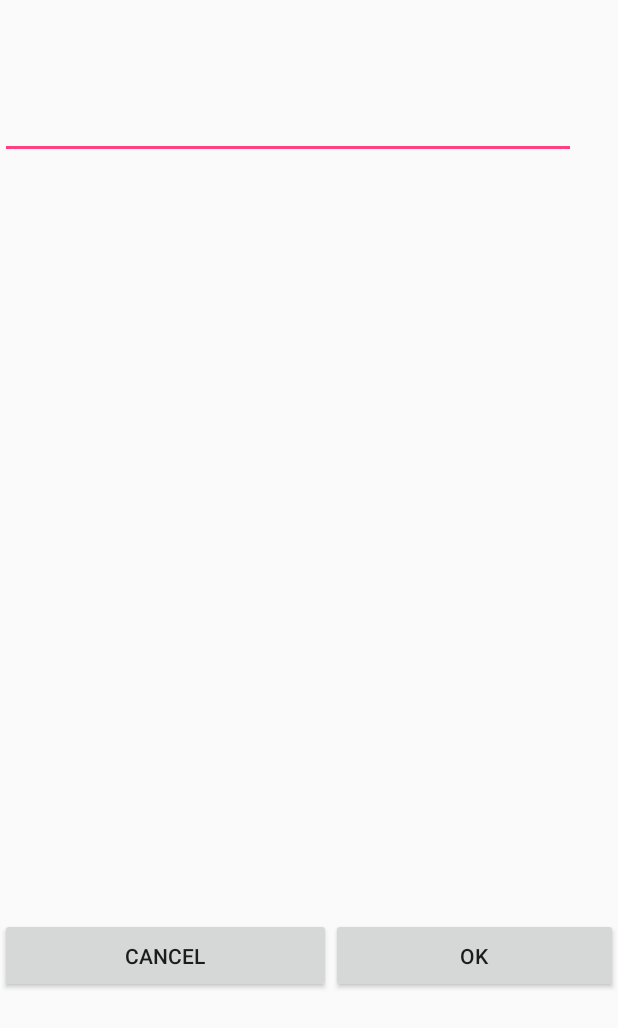
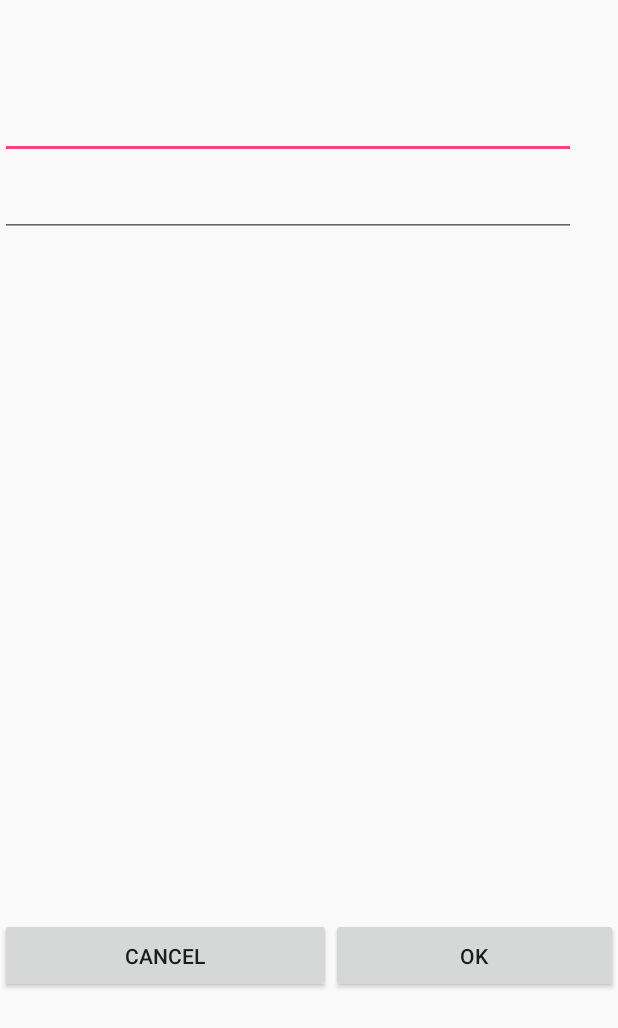
Before and after one commit to VanZandtr/CSE216-Reddit-Project, an Android app: the layout content_create_message.xml on its own in the app's theme, with its tools: preview values and no code run, on a phone screen of 412 x 824 dp. Shown: the top 1028 px of the screen. Run offline under Robolectric (Android 15) with nearby library versions, the phone set to English and light mode, and no system bars; network calls fail.

Commit message:
finished basic functionality..... users can now create messages, view them, and upvote....

```diff
--- a/android/app/build.gradle
+++ b/android/app/build.gradle
@@ -27,4 +27,7 @@ dependencies {
     androidTestImplementation 'com.android.support.test:runner:1.0.2'
     androidTestImplementation 'com.android.support.test.espresso:espresso-core:3.0.2'
     implementation 'com.android.volley:volley:1.0.0'
+    implementation 'com.fasterxml.jackson.core:jackson-core:2.5.3'
+    implementation 'com.fasterxml.jackson.core:jackson-annotations:2.5.3'
+    implementation 'com.fasterxml.jackson.core:jackson-databind:2.5.3'
 }
--- a/android/app/src/main/java/edu/lehigh/cse216/buzzboys/MainActivity.java
+++ b/android/app/src/main/java/edu/lehigh/cse216/buzzboys/MainActivity.java
@@ -44,6 +44,7 @@ public class MainActivity extends AppCompatActivity {
         setSupportActionBar(toolbar);
 
         RecyclerView rv = (RecyclerView) findViewById(R.id.message_list_view);
+
         rv.setLayoutManager(new LinearLayoutManager(this));
         ItemListAdapter adapter = new ItemListAdapter(this, messages);
         rv.setAdapter(adapter);
@@ -92,6 +93,8 @@ public class MainActivity extends AppCompatActivity {
             return;
         }
         Log.d("TheBuzz", "Successfully parsed Messages");
+        RecyclerView rv = (RecyclerView) findViewById(R.id.message_list_view);
+        rv.getAdapter().notifyDataSetChanged();
     }
 
     @Override
--- a/android/app/src/main/java/edu/lehigh/cse216/buzzboys/VolleySingleton.java
+++ b/android/app/src/main/java/edu/lehigh/cse216/buzzboys/VolleySingleton.java
@@ -16,7 +16,7 @@ import edu.lehigh.cse216.buzzboys.Data.Message;
  */
 public class VolleySingleton {
 
-    public final static boolean OFFLINE = true;
+    public final static boolean OFFLINE = false;
 
     private final static String baseUrl = "https://buzzboys.herokuapp.com";
     public final static String usersUrl = baseUrl + "/users";
--- a/android/app/src/main/res/layout/content_create_message.xml
+++ b/android/app/src/main/res/layout/content_create_message.xml
@@ -19,8 +19,9 @@
             tools:layout_editor_absoluteY="8dp"
             tools:layout_editor_absoluteX="0dp" />
 
+
         <EditText
-            android:id="@+id/editText"
+            android:id="@+id/create_message_subject_box"
             android:layout_width="384dp"
             android:layout_height="52dp"
             android:ems="10"
@@ -29,6 +30,20 @@
             tools:layout_editor_absoluteY="62dp"
             tools:layout_editor_absoluteX="0dp"
             android:layout_below="@+id/specialMessage"
+            android:layout_alignParentLeft="true"
+            android:layout_alignParentStart="true" />
+
+
+        <EditText
+            android:id="@+id/create_message_object_box"
+            android:layout_width="384dp"
+            android:layout_height="52dp"
+            android:ems="10"
+            android:inputType="textPersonName"
+            android:text=""
+            tools:layout_editor_absoluteY="62dp"
+            tools:layout_editor_absoluteX="0dp"
+            android:layout_below="@+id/create_message_subject_box"
             android:layout_alignParentLeft="true"
             android:layout_alignParentStart="true" />
 
```
Also changed, not shown: android/app/src/main/java/edu/lehigh/cse216/buzzboys/CreateMessageActivity.java (+58 -12 lines), android/app/src/main/java/edu/lehigh/cse216/buzzboys/Data/Message.java (+15 -1 lines), android/app/src/main/java/edu/lehigh/cse216/buzzboys/ItemListAdapter.java (+7 -4 lines).
